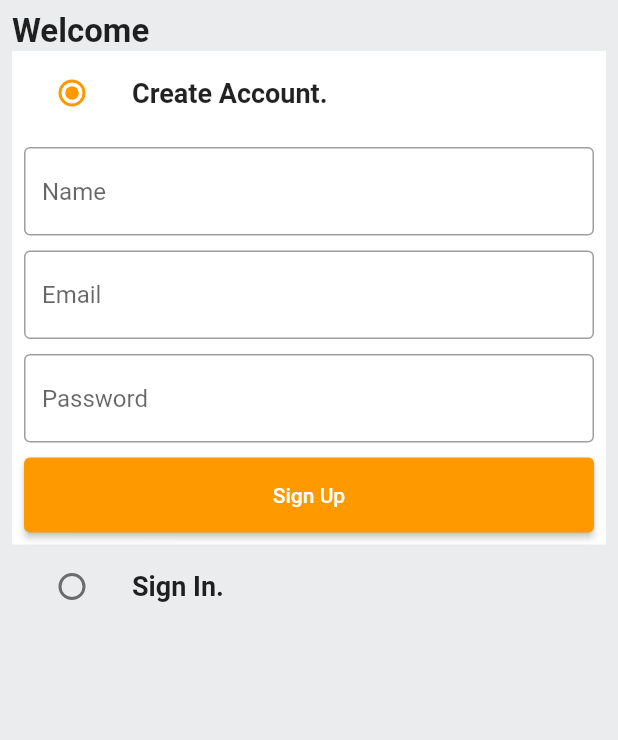
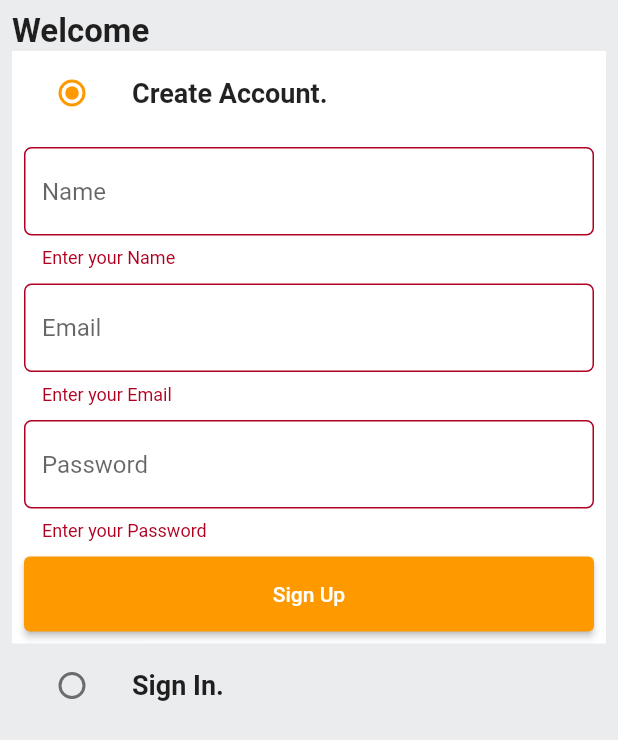
Before and after one commit to kevint259/amazon_clone, a Flutter app: the screen it shows after launch, after a tap on "Sign Up", on a phone screen of 412 x 824 dp. Shown: the top 740 px of the screen. Run offline on Flutter 3.47's test engine with Material 2 defaults, Android fonts, the phone set to English and light mode, and no system bars.

Commit message:
Finished Auth Service

```diff
--- a/lib/common/widgets/custom_textfield.dart
+++ b/lib/common/widgets/custom_textfield.dart
@@ -21,7 +21,10 @@ class CustomTextField extends StatelessWidget {
         ),
       ),
       validator: ((value) {
-        //
+        if(value == null || value.isEmpty) {
+          return "Enter your $hintText";
+        }
+        return null;
       }),
     );
   }
--- a/lib/constants/error_handling.dart
+++ b/lib/constants/error_handling.dart
@@ -1,4 +1,3 @@
-
 import 'dart:convert';
 
 import 'package:amazon_clone/constants/utils.dart';
@@ -18,7 +17,9 @@ void httpErrorHandle({
       showSnackBar(context, jsonDecode(response.body)['msg']);
       break;
     case 500:
-      showSnackBar(context, jsonDecode(response.body)['msg']);
+      showSnackBar(context, jsonDecode(response.body)['error']);
       break;
+    default:
+      showSnackBar(context, response.body);
   }
 }
--- a/lib/constants/global_variables.dart
+++ b/lib/constants/global_variables.dart
@@ -1,6 +1,6 @@
 import 'package:flutter/material.dart';
 
-String uri = 'http://139.199.35.3:3000';
+String uri = 'http://192.168.50.38:3000';
 
 class GlobalVariables {
   // COLORS
--- a/lib/constants/utils.dart
+++ b/lib/constants/utils.dart
@@ -1,5 +1,9 @@
 import 'package:flutter/material.dart';
 
 void showSnackBar(BuildContext context, String text) {
-  ScaffoldMessenger.of(context).showSnackBar(const SnackBar(content: Text("text")));
+  ScaffoldMessenger.of(context).showSnackBar(
+    SnackBar(
+      content: Text(text),
+    ),
+  );
 }
--- a/lib/features/auth/screens/auth_screen.dart
+++ b/lib/features/auth/screens/auth_screen.dart
@@ -1,6 +1,7 @@
 import 'package:amazon_clone/common/widgets/custom_button.dart';
 import 'package:amazon_clone/common/widgets/custom_textfield.dart';
 import 'package:amazon_clone/constants/global_variables.dart';
+import 'package:amazon_clone/features/auth/services/auth_service.dart';
 import 'package:flutter/material.dart';
 
 enum Auth {
@@ -20,9 +21,11 @@ class _AuthScreenState extends State<AuthScreen> {
   Auth _auth = Auth.signup;
   final _signUpFormKey = GlobalKey<FormState>();
   final _signInFormKey = GlobalKey<FormState>();
+
   final TextEditingController _emailController = TextEditingController();
   final TextEditingController _passwordController = TextEditingController();
   final TextEditingController _nameController = TextEditingController();
+  final AuthService authservice = AuthService();
 
   @override
   void dispose() {
@@ -32,9 +35,27 @@ class _AuthScreenState extends State<AuthScreen> {
     super.dispose();
   }
 
+  void signUpUser() {
+      authservice.signUpUser(
+      context: context,
+      email: _emailController.text,
+      password: _passwordController.text,
+      name: _nameController.text,
+    );
+  }
+
+  void signInUser() {
+    authservice.signInUser(
+      context: context,
+      email: _emailController.text,
+      password: _passwordController.text,
+    );
+  }
+
   @override
   Widget build(BuildContext context) {
     return Scaffold(
+        resizeToAvoidBottomInset: false,
         body: SafeArea(
       child: Padding(
         padding: const EdgeInsets.all(8.0),
@@ -49,7 +70,7 @@ class _AuthScreenState extends State<AuthScreen> {
                 fontWeight: FontWeight.bold,
               ),
             ),
-            // Create Account
+            // Sign Up
             ListTile(
                 // logic: if tile selects create account -> tile is white or else its grey
                 tileColor: _auth == Auth.signup
@@ -102,14 +123,23 @@ class _AuthScreenState extends State<AuthScreen> {
                       // sizedBox
                       const SizedBox(height: 10),
                       // sign-up button
-                      CustomButton(text: "Sign Up", onTap: () {})
+                      CustomButton(
+                        text: "Sign Up",
+                        onTap: () {
+                          if (_signUpFormKey.currentState!.validate()) {
+                            signUpUser();
+                          }
+                        },
+                      )
                     ],
                   ),
                 ),
               ),
             // Sign-In
             ListTile(
-              tileColor: _auth == Auth.signin ? GlobalVariables.backgroundColor : GlobalVariables.greyBackgroundCOlor,
+              tileColor: _auth == Auth.signin
+                  ? GlobalVariables.backgroundColor
+                  : GlobalVariables.greyBackgroundCOlor,
               title: const Text(
                 "Sign In.",
                 style: TextStyle(
@@ -133,7 +163,7 @@ class _AuthScreenState extends State<AuthScreen> {
                 padding: const EdgeInsets.all(8),
                 color: GlobalVariables.backgroundColor,
                 child: Form(
-                  key: _signUpFormKey,
+                  key: _signInFormKey,
                   child: Column(
                     children: [
                       // email
@@ -151,7 +181,11 @@ class _AuthScreenState extends State<AuthScreen> {
                       // sizedBox
                       const SizedBox(height: 10),
                       // sign-up button
-                      CustomButton(text: "Sign In", onTap: () {})
+                      CustomButton(text: "Sign In", onTap: () {
+                        if (_signInFormKey.currentState!.validate()) {
+                            signInUser();
+                          }
+                      })
                     ],
                   ),
                 ),
```
Also changed, not shown: lib/features/auth/services/auth_service.dart (+54 -5 lines).
